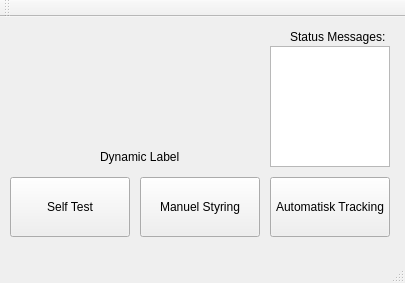
Old version of the form LinuxProject1/LinuxProject1/MainWindow.ui in the repository simoher/SemesterProjekt3IHA.
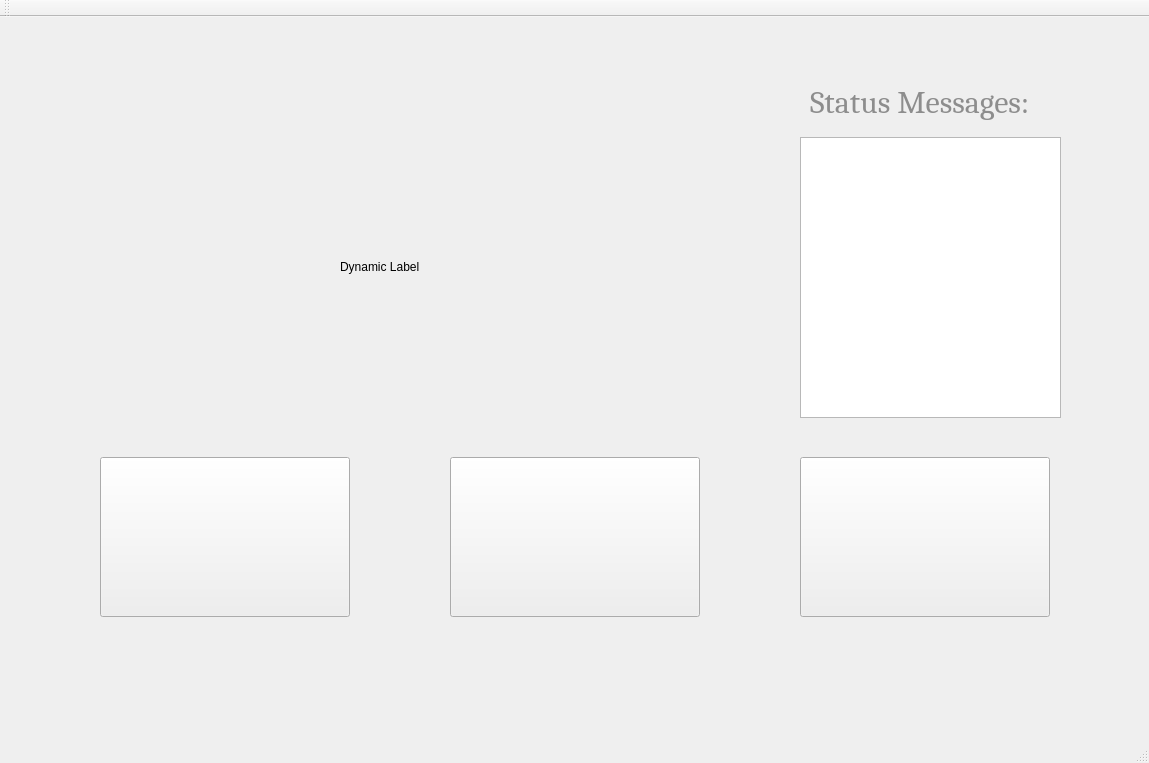
New version of the form. Icons and pictures are not drawn.

```diff
--- a/LinuxProject1/LinuxProject1/MainWindow.ui
+++ b/LinuxProject1/LinuxProject1/MainWindow.ui
@@ -6,8 +6,8 @@
    <rect>
     <x>0</x>
     <y>0</y>
-    <width>405</width>
-    <height>283</height>
+    <width>1149</width>
+    <height>763</height>
    </rect>
   </property>
   <property name="windowTitle">
@@ -20,51 +20,85 @@
    <widget class="QPushButton" name="pushButton_AutomatiskTracking">
     <property name="geometry">
      <rect>
-      <x>270</x>
-      <y>160</y>
-      <width>120</width>
-      <height>60</height>
+      <x>800</x>
+      <y>440</y>
+      <width>250</width>
+      <height>160</height>
      </rect>
     </property>
+    <property name="font">
+     <font>
+      <pointsize>20</pointsize>
+     </font>
+    </property>
+    <property name="styleSheet">
+     <string notr="true">border-image: url(:/icon-automatisk-tracking.PNG);</string>
+    </property>
     <property name="text">
-     <string>Automatisk Tracking</string>
+     <string/>
     </property>
    </widget>
    <widget class="QPushButton" name="pushButton_Selftest">
     <property name="geometry">
      <rect>
-      <x>10</x>
-      <y>160</y>
-      <width>120</width>
-      <height>60</height>
+      <x>100</x>
+      <y>440</y>
+      <width>250</width>
+      <height>160</height>
      </rect>
     </property>
+    <property name="font">
+     <font>
+      <pointsize>20</pointsize>
+     </font>
+    </property>
+    <property name="styleSheet">
+     <string notr="true">border-image: url(:/icon-self-test.png);
+</string>
+    </property>
     <property name="text">
-     <string>Self Test</string>
+     <string/>
     </property>
    </widget>
    <widget class="QPushButton" name="pushButton_ManuelStyring">
     <property name="geometry">
      <rect>
-      <x>140</x>
-      <y>160</y>
-      <width>120</width>
-      <height>60</height>
+      <x>450</x>
+      <y>440</y>
+      <width>250</width>
+      <height>160</height>
      </rect>
     </property>
+    <property name="font">
+     <font>
+      <pointsize>20</pointsize>
+     </font>
+    </property>
+    <property name="styleSheet">
+     <string notr="true">border-image: url(:/icon-manuel-styring.PNG);</string>
+    </property>
     <property name="text">
-     <string>Manuel Styring</string>
+     <string/>
     </property>
    </widget>
    <widget class="QLabel" name="label_nondynamic">
     <property name="geometry">
      <rect>
-      <x>290</x>
-      <y>10</y>
-      <width>101</width>
-      <height>20</height>
+      <x>810</x>
+      <y>50</y>
+      <width>240</width>
+      <height>71</height>
      </rect>
     </property>
+    <property name="font">
+     <font>
+      <family>Cambria</family>
+      <pointsize>24</pointsize>
+     </font>
+    </property>
+    <property name="styleSheet">
+     <string notr="true">color: rgb(141, 141, 141)</string>
+    </property>
     <property name="text">
      <string>Status Messages:</string>
     </property>
@@ -72,8 +106,8 @@
    <widget class="QLabel" name="label_dynamic">
     <property name="geometry">
      <rect>
-      <x>100</x>
-      <y>130</y>
+      <x>340</x>
+      <y>240</y>
       <width>161</width>
       <height>20</height>
      </rect>
@@ -91,12 +125,20 @@
    <widget class="QTextEdit" name="textEdit">
     <property name="geometry">
      <rect>
-      <x>270</x>
-      <y>29</y>
-      <width>120</width>
-      <height>121</height>
+      <x>800</x>
+      <y>120</y>
+      <width>261</width>
+      <height>281</height>
      </rect>
     </property>
+    <property name="font">
+     <font>
+      <pointsize>20</pointsize>
+     </font>
+    </property>
+    <property name="styleSheet">
+     <string notr="true">border-image: url();</string>
+    </property>
    </widget>
   </widget>
   <widget class="QMenuBar" name="menuBar">
```
Left out of the diff: 14 changed lines with no effect on the pictures.
